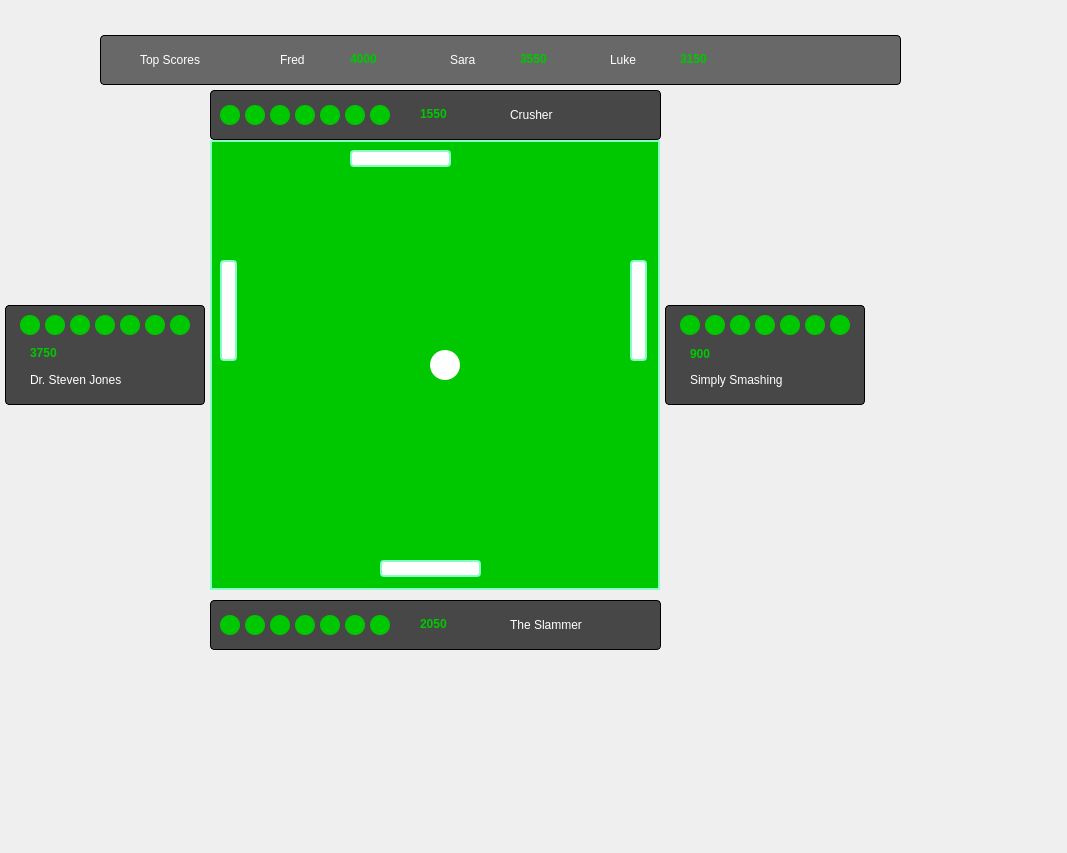
Qt form Client/clientingame.ui (twetm967/all-4-pong) before a commit.
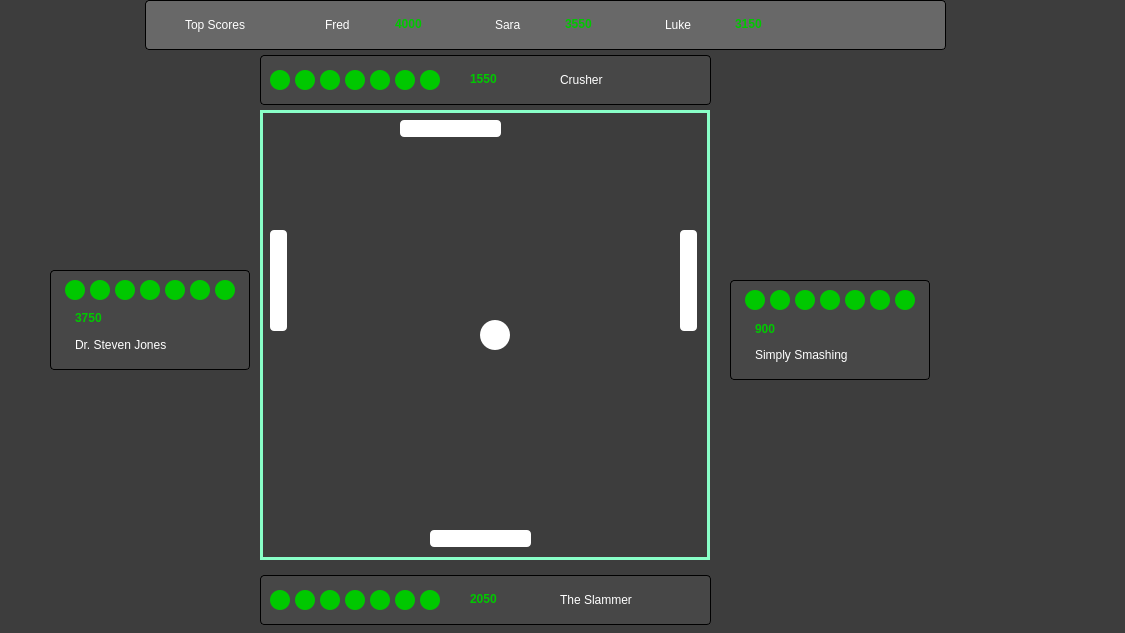
The same form after that commit. Icons and pictures are not drawn.

The edit to the form file:
```diff
--- a/Client/clientingame.ui
+++ b/Client/clientingame.ui
@@ -6,18 +6,21 @@
    <rect>
     <x>0</x>
     <y>0</y>
-    <width>1067</width>
-    <height>853</height>
+    <width>1125</width>
+    <height>633</height>
    </rect>
   </property>
   <property name="windowTitle">
    <string>Form</string>
   </property>
+  <property name="styleSheet">
+   <string notr="true">background-color: rgb(61, 61, 61);</string>
+  </property>
   <widget class="QLabel" name="lblPlayerBoardR">
    <property name="geometry">
     <rect>
-     <x>665</x>
-     <y>305</y>
+     <x>730</x>
+     <y>280</y>
      <width>200</width>
      <height>100</height>
     </rect>
@@ -38,8 +41,8 @@
   <widget class="QLabel" name="lblUsernamePT">
    <property name="geometry">
     <rect>
-     <x>510</x>
-     <y>105</y>
+     <x>560</x>
+     <y>70</y>
      <width>131</width>
      <height>20</height>
     </rect>
@@ -56,8 +59,8 @@
   <widget class="QLabel" name="lblLife4PT">
    <property name="geometry">
     <rect>
-     <x>295</x>
-     <y>105</y>
+     <x>345</x>
+     <y>70</y>
      <width>20</width>
      <height>20</height>
     </rect>
@@ -73,8 +76,8 @@
   <widget class="QLabel" name="lblScorePT">
    <property name="geometry">
     <rect>
-     <x>420</x>
-     <y>105</y>
+     <x>470</x>
+     <y>70</y>
      <width>61</width>
      <height>17</height>
     </rect>
@@ -101,8 +104,8 @@
   <widget class="QLabel" name="lblScorePR">
    <property name="geometry">
     <rect>
-     <x>690</x>
-     <y>345</y>
+     <x>755</x>
+     <y>320</y>
      <width>61</width>
      <height>17</height>
     </rect>
@@ -129,8 +132,8 @@
   <widget class="QLabel" name="lblLife6PT">
    <property name="geometry">
     <rect>
-     <x>345</x>
-     <y>105</y>
+     <x>395</x>
+     <y>70</y>
      <width>20</width>
      <height>20</height>
     </rect>
@@ -146,8 +149,8 @@
   <widget class="QLabel" name="lblLife2PL">
    <property name="geometry">
     <rect>
-     <x>45</x>
-     <y>315</y>
+     <x>90</x>
+     <y>280</y>
      <width>20</width>
      <height>20</height>
     </rect>
@@ -163,8 +166,8 @@
   <widget class="QLabel" name="lblLife7PT">
    <property name="geometry">
     <rect>
-     <x>370</x>
-     <y>105</y>
+     <x>420</x>
+     <y>70</y>
      <width>20</width>
      <height>20</height>
     </rect>
@@ -180,8 +183,8 @@
   <widget class="QLabel" name="lblLife3PT">
    <property name="geometry">
     <rect>
-     <x>270</x>
-     <y>105</y>
+     <x>320</x>
+     <y>70</y>
      <width>20</width>
      <height>20</height>
     </rect>
@@ -197,8 +200,8 @@
   <widget class="QLabel" name="lblLife1PR">
    <property name="geometry">
     <rect>
-     <x>680</x>
-     <y>315</y>
+     <x>745</x>
+     <y>290</y>
      <width>20</width>
      <height>20</height>
     </rect>
@@ -214,8 +217,8 @@
   <widget class="QLabel" name="lblLife7PR">
    <property name="geometry">
     <rect>
-     <x>830</x>
-     <y>315</y>
+     <x>895</x>
+     <y>290</y>
      <width>20</width>
      <height>20</height>
     </rect>
@@ -231,8 +234,8 @@
   <widget class="QLabel" name="lblLife2PB">
    <property name="geometry">
     <rect>
-     <x>245</x>
-     <y>615</y>
+     <x>295</x>
+     <y>590</y>
      <width>20</width>
      <height>20</height>
     </rect>
@@ -248,8 +251,8 @@
   <widget class="QLabel" name="lblLife4PR">
    <property name="geometry">
     <rect>
-     <x>755</x>
-     <y>315</y>
+     <x>820</x>
+     <y>290</y>
      <width>20</width>
      <height>20</height>
     </rect>
@@ -265,8 +268,8 @@
   <widget class="QLabel" name="lblLife2PT">
    <property name="geometry">
     <rect>
-     <x>245</x>
-     <y>105</y>
+     <x>295</x>
+     <y>70</y>
      <width>20</width>
      <height>20</height>
     </rect>
@@ -282,8 +285,8 @@
   <widget class="QLabel" name="lblTop3Score">
    <property name="geometry">
     <rect>
-     <x>680</x>
-     <y>50</y>
+     <x>735</x>
+     <y>15</y>
      <width>61</width>
      <height>17</height>
     </rect>
@@ -310,8 +313,8 @@
   <widget class="QLabel" name="lblUsernamePB">
    <property name="geometry">
     <rect>
-     <x>510</x>
-     <y>615</y>
+     <x>560</x>
+     <y>590</y>
      <width>131</width>
      <height>20</height>
     </rect>
@@ -328,8 +331,8 @@
   <widget class="QLabel" name="lblLife5PT">
    <property name="geometry">
     <rect>
-     <x>320</x>
-     <y>105</y>
+     <x>370</x>
+     <y>70</y>
      <width>20</width>
      <height>20</height>
     </rect>
@@ -345,8 +348,8 @@
   <widget class="QLabel" name="lblLife3PL">
    <property name="geometry">
     <rect>
-     <x>70</x>
-     <y>315</y>
+     <x>115</x>
+     <y>280</y>
      <width>20</width>
      <height>20</height>
     </rect>
@@ -362,8 +365,8 @@
   <widget class="QLabel" name="lblTop1Usrnm">
    <property name="geometry">
     <rect>
-     <x>280</x>
-     <y>50</y>
+     <x>325</x>
+     <y>15</y>
      <width>61</width>
      <height>20</height>
     </rect>
@@ -380,8 +383,8 @@
   <widget class="QLabel" name="lblLife3PR">
    <property name="geometry">
     <rect>
-     <x>730</x>
-     <y>315</y>
+     <x>795</x>
+     <y>290</y>
      <width>20</width>
      <height>20</height>
     </rect>
@@ -397,8 +400,8 @@
   <widget class="QLabel" name="lblLife4PB">
    <property name="geometry">
     <rect>
-     <x>295</x>
-     <y>615</y>
+     <x>345</x>
+     <y>590</y>
      <width>20</width>
      <height>20</height>
     </rect>
@@ -414,8 +417,8 @@
   <widget class="QLabel" name="lblScorePB">
    <property name="geometry">
     <rect>
-     <x>420</x>
-     <y>615</y>
+     <x>470</x>
+     <y>590</y>
      <width>61</width>
      <height>17</height>
     </rect>
@@ -442,8 +445,8 @@
   <widget class="QLabel" name="lblLeaderBoard">
    <property name="geometry">
     <rect>
-     <x>100</x>
-     <y>35</y>
+     <x>145</x>
+     <y>0</y>
      <width>801</width>
      <height>50</height>
     </rect>
@@ -464,8 +467,8 @@
   <widget class="QLabel" name="lblLife6PR">
    <property name="geometry">
     <rect>
-     <x>805</x>
-     <y>315</y>
+     <x>870</x>
+     <y>290</y>
      <width>20</width>
      <height>20</height>
     </rect>
@@ -481,8 +484,8 @@
   <widget class="QLabel" name="lblUsernamePR">
    <property name="geometry">
     <rect>
-     <x>690</x>
-     <y>370</y>
+     <x>755</x>
+     <y>345</y>
      <width>131</width>
      <height>20</height>
     </rect>
@@ -499,8 +502,8 @@
   <widget class="QLabel" name="lblLife5PB">
    <property name="geometry">
     <rect>
-     <x>320</x>
-     <y>615</y>
+     <x>370</x>
+     <y>590</y>
      <width>20</width>
      <height>20</height>
     </rect>
@@ -516,8 +519,8 @@
   <widget class="QLabel" name="lblLife7PB">
    <property name="geometry">
     <rect>
-     <x>370</x>
-     <y>615</y>
+     <x>420</x>
+     <y>590</y>
      <width>20</width>
      <height>20</height>
     </rect>
@@ -533,8 +536,8 @@
   <widget class="QLabel" name="lblLife7PL">
    <property name="geometry">
     <rect>
-     <x>170</x>
-     <y>315</y>
+     <x>215</x>
+     <y>280</y>
      <width>20</width>
      <height>20</height>
     </rect>
@@ -550,8 +553,8 @@
   <widget class="QLabel" name="lblTop1Score">
    <property name="geometry">
     <rect>
-     <x>350</x>
-     <y>50</y>
+     <x>395</x>
+     <y>15</y>
      <width>61</width>
      <height>17</height>
     </rect>
@@ -578,8 +581,8 @@
   <widget class="QLabel" name="lblLife2PR">
    <property name="geometry">
     <rect>
-     <x>705</x>
-     <y>315</y>
+     <x>770</x>
+     <y>290</y>
      <width>20</width>
      <height>20</height>
     </rect>
@@ -595,8 +598,8 @@
   <widget class="QLabel" name="lblPlayerBoardB">
    <property name="geometry">
     <rect>
-     <x>210</x>
-     <y>600</y>
+     <x>260</x>
+     <y>575</y>
      <width>451</width>
      <height>50</height>
     </rect>
@@ -617,8 +620,8 @@
   <widget class="QLabel" name="lblLife1PB">
    <property name="geometry">
     <rect>
-     <x>220</x>
-     <y>615</y>
+     <x>270</x>
+     <y>590</y>
      <width>20</width>
      <height>20</height>
     </rect>
@@ -634,8 +637,8 @@
   <widget class="QLabel" name="lblLife1PL">
    <property name="geometry">
     <rect>
-     <x>20</x>
-     <y>315</y>
+     <x>65</x>
+     <y>280</y>
      <width>20</width>
      <height>20</height>
     </rect>
@@ -651,8 +654,8 @@
   <widget class="QLabel" name="lblScorePL">
    <property name="geometry">
     <rect>
-     <x>30</x>
-     <y>345</y>
+     <x>75</x>
+     <y>310</y>
      <width>61</width>
      <height>16</height>
     </rect>
@@ -679,8 +682,8 @@
   <widget class="QLabel" name="lblLife1PT">
    <property name="geometry">
     <rect>
-     <x>220</x>
-     <y>105</y>
+     <x>270</x>
+     <y>70</y>
      <width>20</width>
      <height>20</height>
     </rect>
@@ -696,8 +699,8 @@
   <widget class="QLabel" name="lblUsernamePL">
    <property name="geometry">
     <rect>
-     <x>30</x>
-     <y>370</y>
+     <x>75</x>
+     <y>335</y>
      <width>131</width>
      <height>20</height>
     </rect>
@@ -714,8 +717,8 @@
   <widget class="QLabel" name="lblLife5PL">
    <property name="geometry">
     <rect>
-     <x>120</x>
-     <y>315</y>
+     <x>165</x>
+     <y>280</y>
      <width>20</width>
      <height>20</height>
     </rect>
@@ -731,8 +734,8 @@
   <widget class="QLabel" name="lblLife4PL">
    <property name="geometry">
     <rect>
-     <x>95</x>
-     <y>315</y>
+     <x>140</x>
+     <y>280</y>
      <width>20</width>
      <height>20</height>
     </rect>
@@ -748,8 +751,8 @@
   <widget class="QLabel" name="lblLife6PB">
    <property name="geometry">
     <rect>
-     <x>345</x>
-     <y>615</y>
+     <x>395</x>
+     <y>590</y>
      <width>20</width>
      <height>20</height>
     </rect>
@@ -765,8 +768,8 @@
   <widget class="QLabel" name="lblLife6PL">
    <property name="geometry">
     <rect>
-     <x>145</x>
-     <y>315</y>
+     <x>190</x>
+     <y>280</y>
      <width>20</width>
      <height>20</height>
     </rect>
@@ -782,8 +785,8 @@
   <widget class="QLabel" name="lblPlayerBoardL">
    <property name="geometry">
     <rect>
-     <x>5</x>
-     <y>305</y>
+     <x>50</x>
+     <y>270</y>
      <width>200</width>
      <height>100</height>
     </rect>
@@ -804,8 +807,8 @@
   <widget class="QLabel" name="lblLife3PB">
    <property name="geometry">
     <rect>
-     <x>270</x>
-     <y>615</y>
+     <x>320</x>
+     <y>590</y>
      <width>20</width>
      <height>20</height>
     </rect>
@@ -821,8 +824,8 @@
   <widget class="QLabel" name="lblTop2Score">
    <property name="geometry">
     <rect>
-     <x>520</x>
-     <y>50</y>
+     <x>565</x>
+     <y>15</y>
      <width>61</width>
      <height>17</height>
     </rect>
@@ -852,16 +855,19 @@
    </property>
    <property name="geometry">
     <rect>
-     <x>210</x>
-     <y>140</y>
+     <x>260</x>
+     <y>110</y>
      <width>450</width>
      <height>450</height>
     </rect>
    </property>
    <property name="styleSheet">
-    <string notr="true">background-color: rgb(0, 200, 0);
-border: 2px solid rgb(137, 255, 200);
-box-shadow: 10px 10px 30px rgb(0, 0, 0);</string>
+    <string notr="true">.QWidget#gameCourt {
+background-image: url(:/images/gameCourtBackground.png);
+background-position: center;
+border: 3px solid rgb(137, 255, 200);
+box-shadow: 10px 10px 30px rgb(0, 0, 0);
+}</string>
    </property>
    <widget class="QLabel" name="lblBall_2">
     <property name="geometry">
@@ -1013,8 +1019,8 @@
   <widget class="QLabel" name="lblLeaderBoardTitle">
    <property name="geometry">
     <rect>
-     <x>140</x>
-     <y>50</y>
+     <x>185</x>
+     <y>15</y>
      <width>81</width>
      <height>20</height>
     </rect>
@@ -1031,8 +1037,8 @@
   <widget class="QLabel" name="lblLife5PR">
    <property name="geometry">
     <rect>
-     <x>780</x>
-     <y>315</y>
+     <x>845</x>
+     <y>290</y>
      <width>20</width>
      <height>20</height>
     </rect>
@@ -1048,8 +1054,8 @@
   <widget class="QLabel" name="lblTop2Usrnm">
    <property name="geometry">
     <rect>
-     <x>450</x>
-     <y>50</y>
+     <x>495</x>
+     <y>15</y>
      <width>61</width>
      <height>20</height>
     </rect>
@@ -1066,8 +1072,8 @@
   <widget class="QLabel" name="lblTop3Usrnm">
    <property name="geometry">
     <rect>
-     <x>610</x>
-     <y>50</y>
+     <x>665</x>
+     <y>15</y>
      <width>61</width>
      <height>20</height>
     </rect>
@@ -1084,8 +1090,8 @@
   <widget class="QLabel" name="lblPlayerBoardT">
    <property name="geometry">
     <rect>
-     <x>210</x>
-     <y>90</y>
+     <x>260</x>
+     <y>55</y>
      <width>451</width>
      <height>50</height>
     </rect>
```
Left out of the diff: 11 changed lines with no effect on the pictures.
